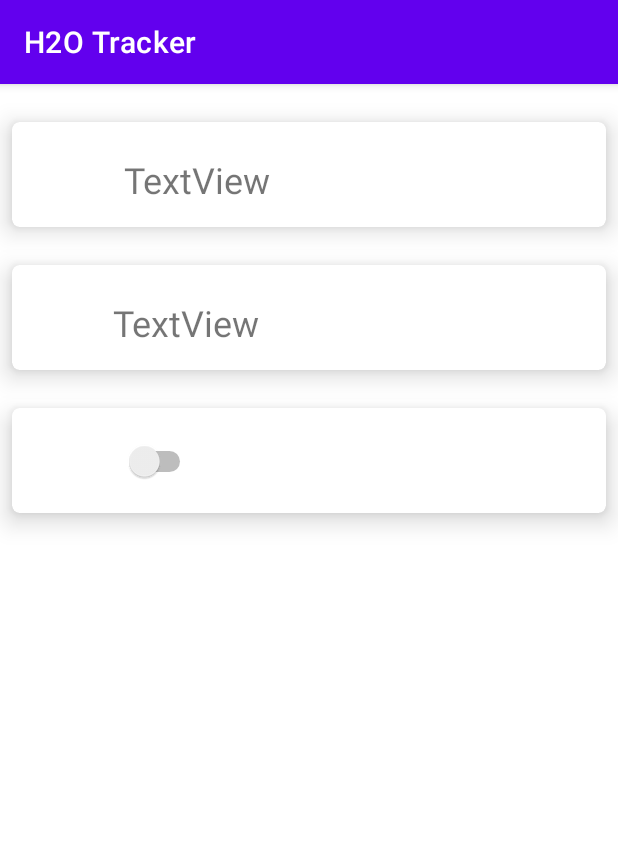
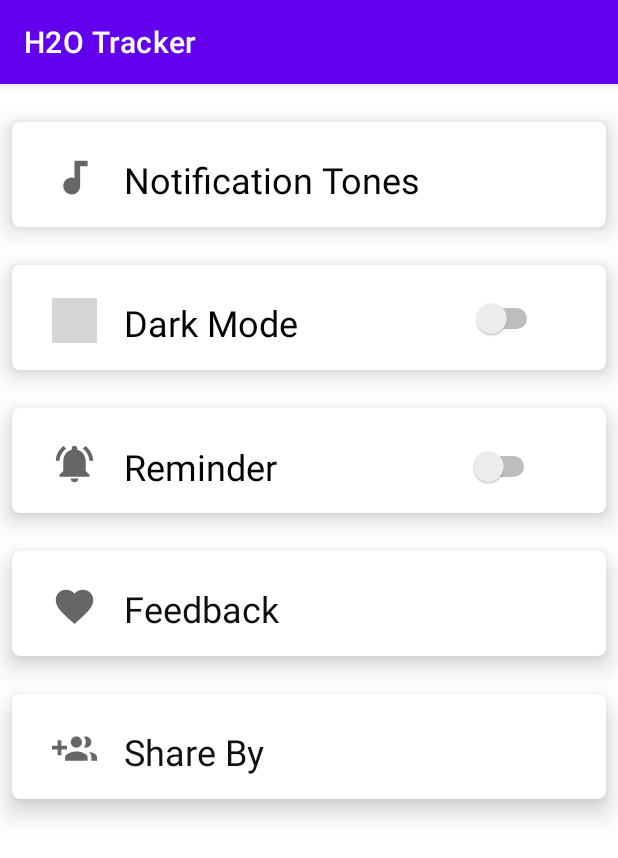
Before and after one commit to AmarvirSingh/H2oTracker, an Android app: the screen it shows after launch (SettingActivity), in the side drawer, after a tap on "Settings", on a phone screen of 412 x 824 dp. Shown: the top 858 px of the screen. Run offline under Robolectric (Android 15) with nearby library versions, the phone set to English and light mode, and no system bars; our stand-ins replace navigation-ui; grey boxes are pictures that could not be loaded.

Commit message:
settings page layout

```diff
--- a/app/src/main/java/com/example/h2otracker/Adapter.java
+++ b/app/src/main/java/com/example/h2otracker/Adapter.java
@@ -67,7 +67,7 @@ public class Adapter extends RecyclerView.Adapter<Adapter.ViewHolder>
         super(itemView);
 
         title = itemView.findViewById(R.id.textView2);
-        gridIcon = itemView.findViewById(R.id.imageView3);
+        gridIcon = itemView.findViewById(R.id.imageView5);
 
     }
 }
--- a/app/src/main/java/com/example/h2otracker/SettingActivity.java
+++ b/app/src/main/java/com/example/h2otracker/SettingActivity.java
@@ -6,13 +6,16 @@ import androidx.recyclerview.widget.RecyclerView;
 
 import android.os.Bundle;
 import android.util.Log;
+import android.widget.Switch;
 
 import java.util.ArrayList;
 import java.util.List;
 
 public class SettingActivity extends AppCompatActivity {
-RecyclerView dataList;
+//RecyclerView dataList;
 
+
+    private Switch dark_switch;
 List<String> titles;
 List<Integer> images;
 
@@ -44,11 +47,11 @@ Adapter adapter;
 
 
 
-        adapter = new Adapter(this,titles,images);
+      /*  adapter = new Adapter(this,titles,images);
 
         GridLayoutManager gridLayoutManager = new GridLayoutManager(this,1,GridLayoutManager.VERTICAL,false);
         dataList.setLayoutManager(gridLayoutManager);
        // Log.d("SettingActivity", "onCreate: "+ titles.size());
-        dataList.setAdapter(adapter);
+        dataList.setAdapter(adapter);*/
     }
 }
--- a/app/src/main/res/layout/activity_setting.xml
+++ b/app/src/main/res/layout/activity_setting.xml
@@ -40,7 +40,7 @@
             tools:layout_editor_absoluteY="10dp">
 
             <ImageView
-                android:id="@+id/imageView3"
+                android:id="@+id/imageView5"
                 android:layout_width="30dp"
                 android:layout_height="30dp"
                 android:layout_marginTop="12dp"
@@ -48,8 +48,9 @@
                 app:layout_constraintHorizontal_bias="0.049"
                 app:layout_constraintStart_toStartOf="parent"
                 app:layout_constraintTop_toTopOf="parent"
-                tools:ignore="MissingConstraints"
-                tools:srcCompat="@tools:sample/avatars" />
+                app:srcCompat="@drawable/ic_baseline_audiotrack_24"
+                tools:ignore="MissingConstraints,VectorDrawableCompat"
+                tools:srcCompat="@drawable/ic_baseline_audiotrack_24" />
 
             <TextView
                 android:id="@+id/textView2"
@@ -58,15 +59,17 @@
                 android:layout_marginStart="18dp"
                 android:layout_marginLeft="18dp"
                 android:layout_marginTop="12dp"
-                android:text="TextView"
+                android:text="Notification Tones"
+                android:textColor="#040404"
                 android:textSize="24sp"
-                app:layout_constraintStart_toEndOf="@+id/imageView3"
+                app:layout_constraintStart_toEndOf="@+id/imageView5"
                 app:layout_constraintTop_toTopOf="parent"
                 tools:ignore="MissingConstraints" />
 
         </androidx.constraintlayout.widget.ConstraintLayout>
 
     </androidx.cardview.widget.CardView>
+
 
 
     <androidx.cardview.widget.CardView
@@ -92,33 +95,35 @@
             tools:layout_editor_absoluteY="10dp">
 
             <ImageView
-                android:id="@+id/imageView2"
-                android:layout_width="22dp"
-                android:layout_height="23dp"
+                android:id="@+id/imageView3"
+                android:layout_width="30dp"
+                android:layout_height="30dp"
                 android:layout_marginTop="12dp"
                 app:layout_constraintEnd_toEndOf="parent"
                 app:layout_constraintHorizontal_bias="0.049"
                 app:layout_constraintStart_toStartOf="parent"
                 app:layout_constraintTop_toTopOf="parent"
-                tools:ignore="MissingConstraints"
-                tools:srcCompat="@tools:sample/avatars" />
+                app:srcCompat="@drawable/dark_mode"
+                tools:ignore="MissingConstraints,VectorDrawableCompat"
+                tools:srcCompat="@drawable/dark_mode" />
 
-            <TextView
-                android:id="@+id/textView3"
-                android:layout_width="wrap_content"
-                android:layout_height="wrap_content"
+            <Switch
+                android:id="@+id/switch3"
+                android:layout_width="279dp"
+                android:layout_height="17dp"
                 android:layout_marginStart="18dp"
                 android:layout_marginLeft="18dp"
                 android:layout_marginTop="12dp"
-                android:text="TextView"
+                android:text="Dark Mode"
                 android:textSize="24sp"
-                app:layout_constraintStart_toEndOf="@+id/imageView2"
-                app:layout_constraintTop_toTopOf="parent"
-                tools:ignore="MissingConstraints" />
+                app:layout_constraintStart_toEndOf="@+id/imageView3"
+                app:layout_constraintTop_toTopOf="parent" />
 
         </androidx.constraintlayout.widget.ConstraintLayout>
 
     </androidx.cardview.widget.CardView>
+
+
 
     <androidx.cardview.widget.CardView
         android:layout_width="match_parent"
@@ -151,16 +156,19 @@
                 app:layout_constraintHorizontal_bias="0.049"
                 app:layout_constraintStart_toStartOf="parent"
                 app:layout_constraintTop_toTopOf="parent"
-            tools:ignore="MissingConstraints"
-            tools:srcCompat="@tools:sample/avatars" />
+                app:srcCompat="@drawable/notification"
+                tools:ignore="MissingConstraints,VectorDrawableCompat"
+                tools:srcCompat="@drawable/notification" />
 
             <Switch
                 android:id="@+id/switch2"
-            android:layout_width="wrap_content"
-            android:layout_height="wrap_content"
+                android:layout_width="277dp"
+                android:layout_height="34dp"
                 android:layout_marginStart="18dp"
                 android:layout_marginLeft="18dp"
                 android:layout_marginTop="12dp"
+                android:text="Reminder"
+                android:textSize="24sp"
                 app:layout_constraintStart_toEndOf="@+id/imageView1"
                 app:layout_constraintTop_toTopOf="parent" />
 
@@ -168,4 +176,114 @@
 
     </androidx.cardview.widget.CardView>
 
+    <androidx.cardview.widget.CardView
+        android:layout_width="match_parent"
+        android:layout_height="wrap_content"
+        android:layout_marginStart="8dp"
+        android:layout_marginLeft="8dp"
+        android:layout_marginTop="25dp"
+        android:layout_marginEnd="8dp"
+        android:layout_marginRight="8dp"
+        app:cardBackgroundColor="#FFFFFF"
+        app:cardCornerRadius="5dp"
+        app:cardElevation="10dp"
+        app:contentPadding="10dp"
+        app:layout_constraintEnd_toEndOf="parent"
+        app:layout_constraintStart_toStartOf="parent"
+        app:layout_constraintTop_toTopOf="parent">
+
+        <androidx.constraintlayout.widget.ConstraintLayout
+            android:layout_width="match_parent"
+            android:layout_height="50dp"
+            tools:layout_editor_absoluteX="10dp"
+            tools:layout_editor_absoluteY="10dp">
+
+            <ImageView
+                android:id="@+id/imageView2"
+                android:layout_width="30dp"
+                android:layout_height="30dp"
+                android:layout_marginTop="12dp"
+                app:layout_constraintEnd_toEndOf="parent"
+                app:layout_constraintHorizontal_bias="0.049"
+                app:layout_constraintStart_toStartOf="parent"
+                app:layout_constraintTop_toTopOf="parent"
+                app:srcCompat="@drawable/ic_baseline_favorite_24"
+                tools:ignore="MissingConstraints,VectorDrawableCompat"
+                tools:srcCompat="@drawable/ic_baseline_favorite_24" />
+
+            <TextView
+                android:id="@+id/textView3"
+                android:layout_width="wrap_content"
+                android:layout_height="wrap_content"
+                android:layout_marginStart="18dp"
+                android:layout_marginLeft="18dp"
+                android:layout_marginTop="12dp"
+                android:text="Feedback"
+                android:textAllCaps="false"
+                android:textColor="#0E0E0E"
+                android:textSize="24sp"
+                app:layout_constraintStart_toEndOf="@+id/imageView2"
+                app:layout_constraintTop_toTopOf="parent"
+                tools:ignore="MissingConstraints" />
+
+        </androidx.constraintlayout.widget.ConstraintLayout>
+
+    </androidx.cardview.widget.CardView>
+
+
+
+
+    <androidx.cardview.widget.CardView
+        android:layout_width="match_parent"
+        android:layout_height="wrap_content"
+        android:layout_marginStart="8dp"
+        android:layout_marginLeft="8dp"
+        android:layout_marginTop="25dp"
+        android:layout_marginEnd="8dp"
+        android:layout_marginRight="8dp"
+        app:cardBackgroundColor="#FFFFFF"
+        app:cardCornerRadius="5dp"
+        app:cardElevation="10dp"
+        app:contentPadding="10dp"
+        app:layout_constraintEnd_toEndOf="parent"
+        app:layout_constraintStart_toStartOf="parent"
+        app:layout_constraintTop_toTopOf="parent">
+
+        <androidx.constraintlayout.widget.ConstraintLayout
+            android:layout_width="match_parent"
+            android:layout_height="50dp"
+            tools:layout_editor_absoluteX="10dp"
+            tools:layout_editor_absoluteY="10dp">
+
+            <ImageView
+                android:id="@+id/imageView6"
+                android:layout_width="30dp"
+                android:layout_height="30dp"
+                android:layout_marginTop="12dp"
+                app:layout_constraintEnd_toEndOf="parent"
+                app:layout_constraintHorizontal_bias="0.049"
+                app:layout_constraintStart_toStartOf="parent"
+                app:layout_constraintTop_toTopOf="parent"
+                app:srcCompat="@drawable/share"
+                tools:ignore="DuplicateIds,MissingConstraints,VectorDrawableCompat"
+                tools:srcCompat="@drawable/share" />
+
+            <TextView
+                android:id="@+id/textView6"
+                android:layout_width="wrap_content"
+                android:layout_height="wrap_content"
+                android:layout_marginStart="18dp"
+                android:layout_marginLeft="18dp"
+                android:layout_marginTop="12dp"
+                android:text="Share By"
+                android:textColor="#101010"
+                android:textSize="24sp"
+                app:layout_constraintStart_toEndOf="@+id/imageView6"
+                app:layout_constraintTop_toTopOf="parent"
+                tools:ignore="MissingConstraints" />
+
+        </androidx.constraintlayout.widget.ConstraintLayout>
+
+    </androidx.cardview.widget.CardView>
+
 </LinearLayout>
--- a/app/src/main/res/layout/custom_grid_layout.xml
+++ b/app/src/main/res/layout/custom_grid_layout.xml
@@ -30,7 +30,7 @@
             tools:layout_editor_absoluteY="10dp">
 
             <ImageView
-                android:id="@+id/imageView3"
+                android:id="@+id/imageView5"
                 android:layout_width="30dp"
                 android:layout_height="30dp"
                 android:layout_marginTop="12dp"
@@ -50,7 +50,7 @@
                 android:layout_marginTop="12dp"
                 android:text="TextView"
                 android:textSize="24sp"
-                app:layout_constraintStart_toEndOf="@+id/imageView3"
+                app:layout_constraintStart_toEndOf="@+id/imageView5"
                 app:layout_constraintTop_toTopOf="parent"
                 tools:ignore="MissingConstraints" />
 
--- /dev/null
+++ b/app/src/main/res/values/styles.xml
@@ -0,0 +1,2 @@
+<?xml version="1.0" encoding="utf-8"?>
+<resources></resources>
```
Lines whose indentation alone changed are shown as unchanged.
